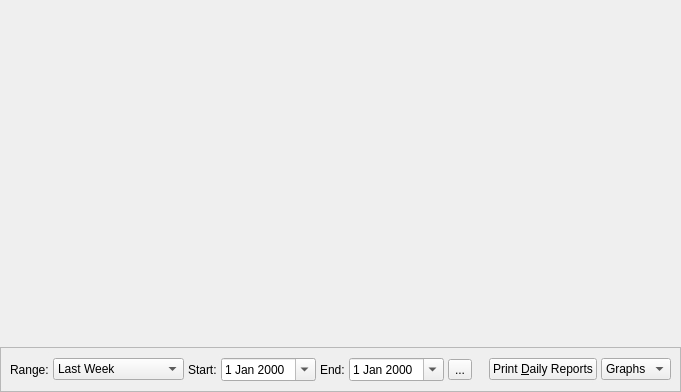
Qt form overview.ui (sbonaime/sleepyhead-code.) before a commit.
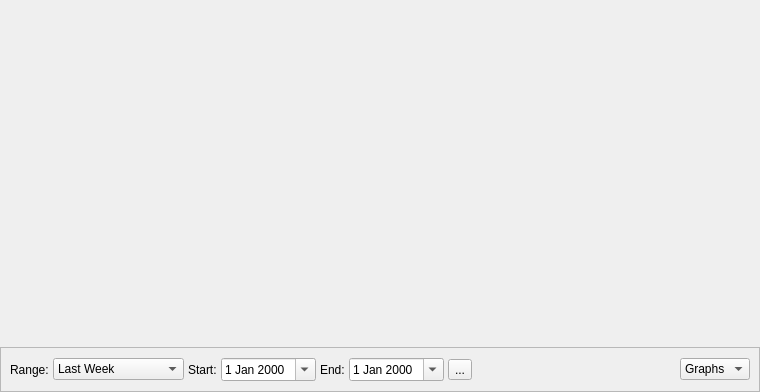
The same form after that commit. Icons and pictures are not drawn.

Commit message: Removed unconnected Print Daily button from Overview.. Figure it multi-page printing next time around

The edit to the form file:
```diff
--- a/overview.ui
+++ b/overview.ui
@@ -6,7 +6,7 @@
    <rect>
     <x>0</x>
     <y>0</y>
-    <width>681</width>
+    <width>760</width>
     <height>392</height>
    </rect>
   </property>
@@ -160,13 +160,6 @@
         </property>
        </spacer>
       </item>
-      <item>
-       <widget class="QPushButton" name="printDailyButton">
-        <property name="text">
-         <string>Print &amp;Daily Reports</string>
-        </property>
-       </widget>
-      </item>
       <item>
        <widget class="QComboBox" name="graphCombo">
         <item>
```
